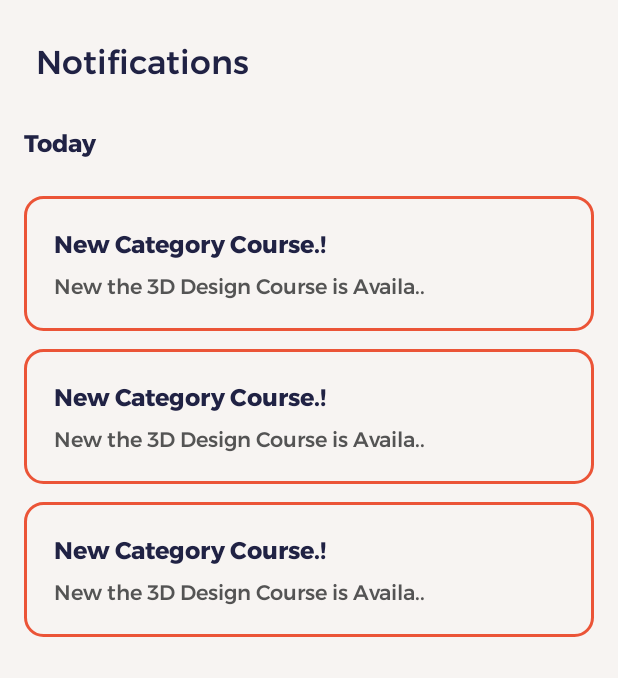
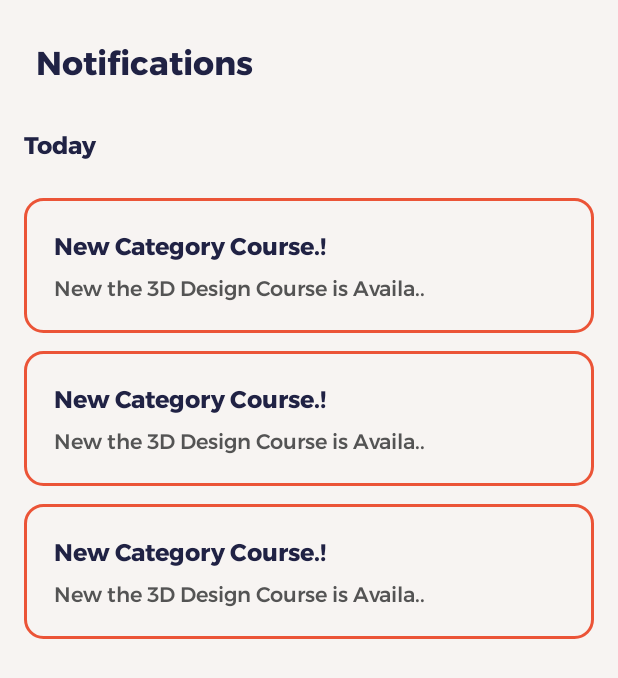
Before and after one commit to Ikaap/Preducation, an Android app: the layout fragment_notification.xml on its own in the app's theme, with its tools: preview values and no code run, on a phone screen of 412 x 824 dp. Shown: the top 678 px of the screen. Run offline under Robolectric (Android 15) with nearby library versions, the phone set to English and light mode, and no system bars.

Commit message:
update main after pr auth and profile

```diff
--- a/app/src/main/java/com/kelompoksatuandsatu/preducation/data/network/api/datasource/UserDataSource.kt
+++ b/app/src/main/java/com/kelompoksatuandsatu/preducation/data/network/api/datasource/UserDataSource.kt
@@ -51,7 +51,6 @@ class UserDataSourceImpl(private val service: PreducationService) : UserDataSour
     }
 
     override suspend fun verifyOtp(otpRequest: OtpRequest): com.kelompoksatuandsatu.preducation.data.network.api.model.auth.otp.verifyotp.OtpResponse {
-
         return service.verifyOtp(otpRequest)
     }
 
@@ -69,8 +68,4 @@ class UserDataSourceImpl(private val service: PreducationService) : UserDataSour
     override suspend fun userLogout(): Response<LogoutResponse> {
         return service.userLogout()
     }
-
-    override suspend fun userForgotPassword(forgotPasswordRequest: ForgotPasswordRequest): ForgotPasswordResponse {
-        return service.userForgotPassword(forgotPasswordRequest)
-    }
 }
--- a/app/src/main/java/com/kelompoksatuandsatu/preducation/presentation/feature/login/LoginViewModel.kt
+++ b/app/src/main/java/com/kelompoksatuandsatu/preducation/presentation/feature/login/LoginViewModel.kt
@@ -4,10 +4,10 @@ import androidx.lifecycle.LiveData
 import androidx.lifecycle.MutableLiveData
 import androidx.lifecycle.ViewModel
 import androidx.lifecycle.viewModelScope
+import com.kelompoksatuandsatu.preducation.data.local.datastore.datasource.UserPreferenceDataSource
 import com.kelompoksatuandsatu.preducation.data.network.api.model.auth.login.LoginResponse
 import com.kelompoksatuandsatu.preducation.data.repository.UserRepository
 import com.kelompoksatuandsatu.preducation.model.auth.UserLogin
-import com.kelompoksatuandsatu.preducation.model.auth.UserLoginResponse
 import com.kelompoksatuandsatu.preducation.utils.ResultWrapper
 import com.kelompoksatuandsatu.preducation.utils.exceptions.ApiException
 import kotlinx.coroutines.Dispatchers
--- a/app/src/main/java/com/kelompoksatuandsatu/preducation/presentation/feature/profile/ProfileViewModel.kt
+++ b/app/src/main/java/com/kelompoksatuandsatu/preducation/presentation/feature/profile/ProfileViewModel.kt
@@ -29,7 +29,6 @@ class ProfileViewModel(
             Log.d("USER ID PROFILE", "getUserById: $userId")
             userRepo.getUserById(userId).collect {
                 _getProfile.postValue(it)
-
             }
         }
     }
--- a/app/src/main/java/com/kelompoksatuandsatu/preducation/presentation/feature/register/RegisterViewModel.kt
+++ b/app/src/main/java/com/kelompoksatuandsatu/preducation/presentation/feature/register/RegisterViewModel.kt
@@ -4,10 +4,10 @@ import androidx.lifecycle.LiveData
 import androidx.lifecycle.MutableLiveData
 import androidx.lifecycle.ViewModel
 import androidx.lifecycle.viewModelScope
+import com.kelompoksatuandsatu.preducation.data.local.datastore.datasource.UserPreferenceDataSource
 import com.kelompoksatuandsatu.preducation.data.network.api.model.auth.register.RegisterResponse
 import com.kelompoksatuandsatu.preducation.data.repository.UserRepository
 import com.kelompoksatuandsatu.preducation.model.auth.UserAuth
-import com.kelompoksatuandsatu.preducation.model.auth.UserRegisterResponse
 import com.kelompoksatuandsatu.preducation.utils.ResultWrapper
 import com.kelompoksatuandsatu.preducation.utils.exceptions.ApiException
 import kotlinx.coroutines.Dispatchers
--- a/app/src/main/res/layout/activity_change_password.xml
+++ b/app/src/main/res/layout/activity_change_password.xml
@@ -4,6 +4,7 @@
     xmlns:tools="http://schemas.android.com/tools"
     android:layout_width="match_parent"
     android:layout_height="match_parent"
+    android:background="@color/app_color_on_primary"
     android:padding="16dp">
 
     <androidx.constraintlayout.widget.ConstraintLayout
--- a/app/src/main/res/layout/activity_transaction.xml
+++ b/app/src/main/res/layout/activity_transaction.xml
@@ -4,6 +4,7 @@
     xmlns:tools="http://schemas.android.com/tools"
     android:layout_width="match_parent"
     android:layout_height="match_parent"
+    android:background="@color/app_color_on_primary"
     android:padding="16dp">
 
     <androidx.constraintlayout.widget.ConstraintLayout
--- a/app/src/main/res/layout/fragment_notification.xml
+++ b/app/src/main/res/layout/fragment_notification.xml
@@ -19,7 +19,7 @@
         <TextView
             android:layout_width="wrap_content"
             android:layout_height="wrap_content"
-            android:fontFamily="@font/montserrat_medium"
+            android:fontFamily="@font/montserrat_bold"
             android:text="@string/text_notifications"
             android:textColor="@color/app_color_secondary"
             android:textSize="22sp"
```
Also changed, not shown: app/src/main/java/com/kelompoksatuandsatu/preducation/data/repository/UserRepository.kt (+0 -7 lines).
